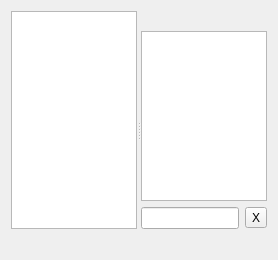
eiskaltdcpp/eiskaltdcpp, file eiskaltdcpp-qt/ui/UIShareBrowser.ui: the form before one commit.
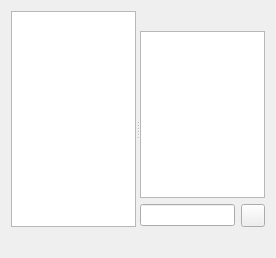
The form after the commit. Custom widgets are drawn as their Qt base class.

What changed in the file:
```diff
--- a/eiskaltdcpp-qt/ui/UIShareBrowser.ui
+++ b/eiskaltdcpp-qt/ui/UIShareBrowser.ui
@@ -6,8 +6,8 @@
    <rect>
     <x>0</x>
     <y>0</y>
-    <width>278</width>
-    <height>260</height>
+    <width>276</width>
+    <height>258</height>
    </rect>
   </property>
   <property name="sizePolicy">
@@ -140,7 +140,7 @@
           <item row="0" column="1">
            <widget class="QToolButton" name="toolButton_CLOSEFILTER">
             <property name="text">
-             <string>X</string>
+             <string/>
             </property>
            </widget>
           </item>
```
